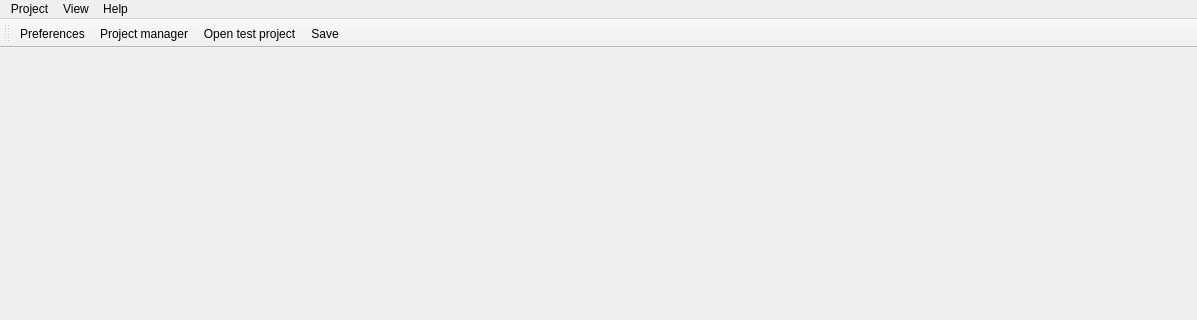
Before: the Qt Designer form src/plume/gui/main_window.ui in jacquetc/skribisto, drawn with Qt 5; both pictures show x 0 to 1197 and y 0 to 320 of the 1197 by 766 pixel window.
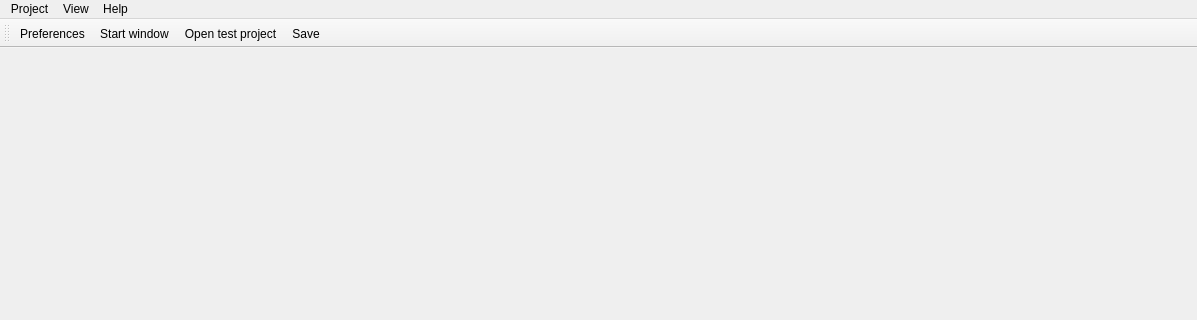
After: the same form once the commit is applied. Icons and pictures are not drawn.

Commit message: add start_window

```diff
--- a/src/plume/gui/main_window.ui
+++ b/src/plume/gui/main_window.ui
@@ -32,7 +32,7 @@
      <string>Project</string>
     </property>
     <addaction name="actionNew_project"/>
-    <addaction name="actionProject_manager"/>
+    <addaction name="actionStart_window"/>
     <addaction name="actionOpen_test_project"/>
     <addaction name="actionOpen"/>
     <addaction name="separator"/>
@@ -80,7 +80,7 @@
     <bool>false</bool>
    </attribute>
    <addaction name="actionPreferences"/>
-   <addaction name="actionProject_manager"/>
+   <addaction name="actionStart_window"/>
    <addaction name="actionOpen_test_project"/>
    <addaction name="actionSave"/>
   </widget>
@@ -179,13 +179,13 @@
     <string>New project</string>
    </property>
   </action>
-  <action name="actionProject_manager">
+  <action name="actionStart_window">
    <property name="icon">
     <iconset>
      <normaloff>pics/16x16/go-home.png</normaloff>pics/16x16/go-home.png</iconset>
    </property>
    <property name="text">
-    <string>Project manager</string>
+    <string>Start window</string>
    </property>
   </action>
   <action name="actionAbout_Plume_Creator">
```
The commit also changes 9 other files.
